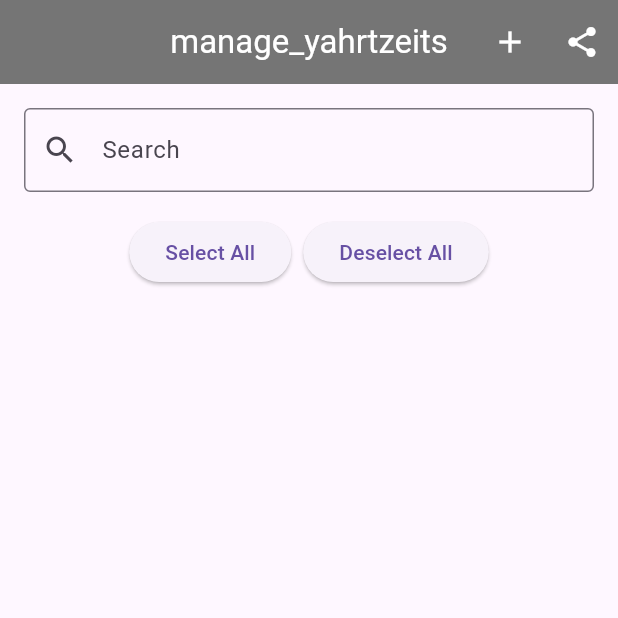
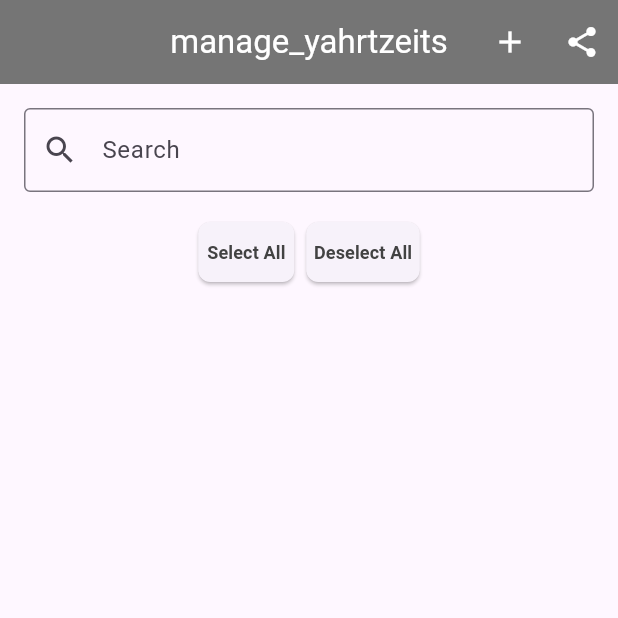
Before and after one commit to blspeiser/yahrtzeit-manager, a Flutter app: the ManageYahrtzeits screen opened directly with empty values, on a phone screen of 412 x 824 dp, the top half of it. Run offline on Flutter 3.47's test engine with Material 3 defaults, Android fonts, the phone set to English and light mode, and no system bars; our stand-ins replace flutter_local_notifications, share, shared_preferences, timezone; missing offline and left inert: device_calendar, kosher_dart; accounts and stored records are empty.

Commit message:
design the select/diselect buttons

```diff
--- a/lib/views/manage_yahrtzeits.dart
+++ b/lib/views/manage_yahrtzeits.dart
@@ -671,6 +671,7 @@ class _ManageYahrtzeitsState extends State<ManageYahrtzeits> {
 
     Share.share(shareText); // שימוש בחבילת השיתוף לשיתוף הטקסט
   }
+
   String _createICSContent(List<Yahrtzeit> yahrtzeits) {
     final buffer = StringBuffer();
 
@@ -744,6 +745,7 @@ class _ManageYahrtzeitsState extends State<ManageYahrtzeits> {
 
     Share.shareFiles([filePath], text: 'Yahrtzeit Calendar');
   }
+
   @override
   Widget build(BuildContext context) {
     return Scaffold(
@@ -784,12 +786,11 @@ class _ManageYahrtzeitsState extends State<ManageYahrtzeits> {
                   ),
                 ),
               );
-               if (result == true) {
-              fetchYahrtzeits();
-              setState(() {});
-            }
-          },
-
+              if (result == true) {
+                fetchYahrtzeits();
+                setState(() {});
+              }
+            },
           ),
           IconButton(
             icon: Icon(Icons.share, color: Colors.white),
@@ -827,13 +828,35 @@ class _ManageYahrtzeitsState extends State<ManageYahrtzeits> {
                   mainAxisAlignment: MainAxisAlignment.center,
                   children: [
                     ElevatedButton(
+                      style: ElevatedButton.styleFrom(
+                        shape: RoundedRectangleBorder(
+                          borderRadius:
+                              BorderRadius.circular(8),
+                        ),
+                        padding: EdgeInsets.all(5),
+                      ),
                       onPressed: _selectAll,
-                      child: Text('Select All'),
+                      child: Text('Select All',
+                          style: TextStyle(
+                              fontSize: 12,
+                              color: Colors.grey[800],
+                              fontWeight: FontWeight.bold)),
                     ),
                     SizedBox(width: 8),
                     ElevatedButton(
+                       style: ElevatedButton.styleFrom(
+                        shape: RoundedRectangleBorder(
+                          borderRadius:
+                              BorderRadius.circular(8),
+                        ),
+                        padding: EdgeInsets.all(5),
+                      ),
                       onPressed: _deselectAll,
-                      child: Text('Deselect All'),
+                      child: Text('Deselect All',
+                          style: TextStyle(
+                              fontSize: 12,
+                              color: Colors.grey[800],
+                              fontWeight: FontWeight.bold)),
                     ),
                   ],
                 ),
```
